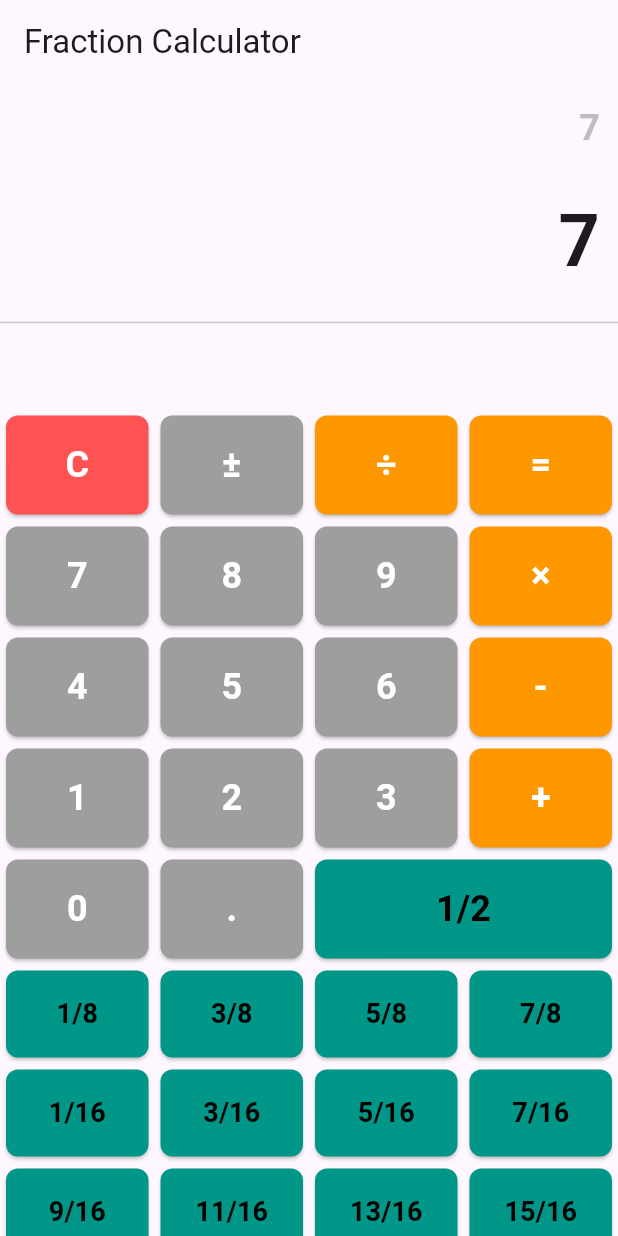
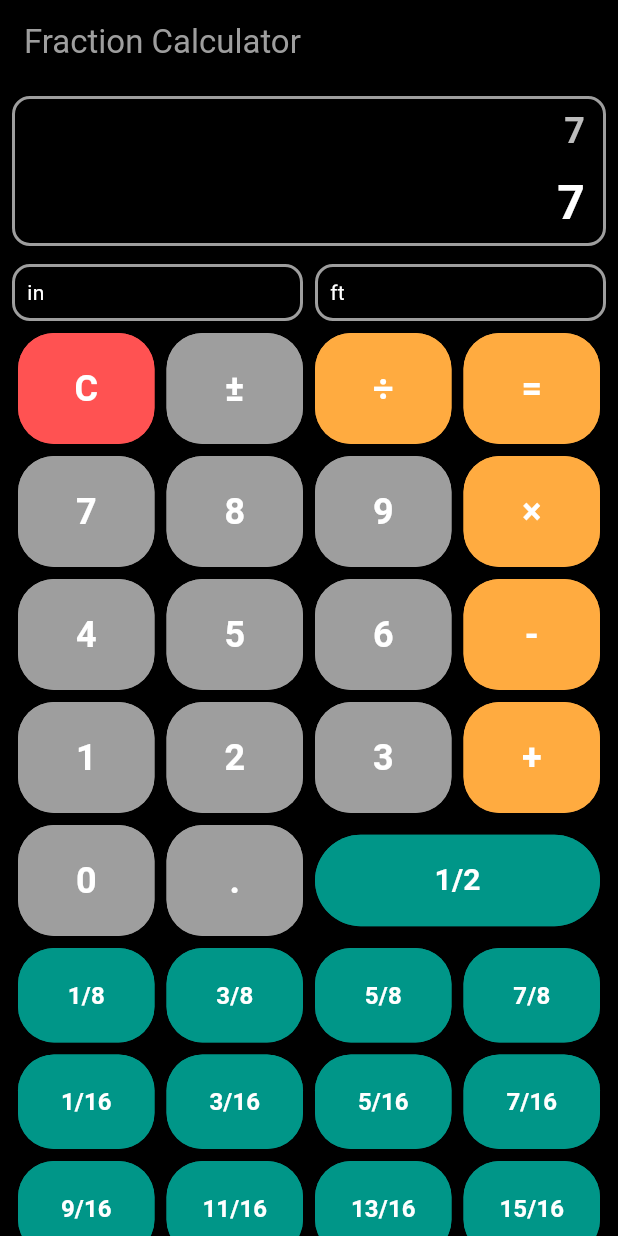
Before and after one commit to johnhcolani/Fraction-Calculator, a Flutter app: the screen it shows after launch, after a tap on an icon or button, on a phone screen of 412 x 824 dp. Run offline on Flutter 3.47's test engine with Material 3 defaults, Android fonts, the phone set to English and light mode, and no system bars; our stand-ins replace flutter_bloc; missing offline and left inert: fraction.

Commit message:
Changed UI

```diff
--- a/lib/fraction_calculator.dart
+++ b/lib/fraction_calculator.dart
@@ -2,31 +2,33 @@ import 'package:flutter/material.dart';
 import 'package:fraction/fraction.dart';
 
 class FractionCalculatorScreen extends StatefulWidget {
+  const FractionCalculatorScreen({super.key});
+
   @override
   _FractionCalculatorScreenState createState() => _FractionCalculatorScreenState();
 }
 
 class _FractionCalculatorScreenState extends State<FractionCalculatorScreen> {
-  String displayText = '0'; // Current input display
-  String expression = ''; // Full expression display
-  String inchResult = ''; // Result in inches
-  String feetInchResult = ''; // Result in feet and inches
-  String _operator = ''; // Current operator
+  // Existing variables
+  String displayText = '0';
+  String expression = '';
+  String inchResult = '';
+  String feetInchResult = '';
+  String _operator = '';
   Fraction? _result;
   Fraction _currentInput = Fraction(0);
 
   // Colors for different types of buttons
-  final Color operandColor = Colors.orange;
+  final Color operandColor = Colors.orangeAccent;
   final Color operandTextColor = Colors.white;
   final Color fractionColor = Colors.teal;
-  final Color fractionTextColor = Colors.black;
-  final Color defaultColor = Colors.grey[800]!;
+  final Color fractionTextColor = Colors.white;
+  final Color defaultColor = Colors.grey[850]!;
   final Color defaultTextColor = Colors.white;
 
   void onButtonPressed(String buttonText) {
     setState(() {
       if (buttonText == "C") {
-        // Clear all data
         displayText = '0';
         expression = '';
         inchResult = '';
@@ -35,49 +37,36 @@ class _FractionCalculatorScreenState extends State<FractionCalculatorScreen> {
         _currentInput = Fraction(0);
         _operator = '';
       } else if (buttonText == "±") {
-        // Negate the current input
         _currentInput = _currentInput * Fraction(-1);
         displayText = formatFractionAsMixed(_currentInput);
       } else if (buttonText == "÷" || buttonText == "×" || buttonText == "-" || buttonText == "+") {
-        // Process the previous operator and store the current operator
         if (_result == null) {
           _result = _currentInput;
         } else if (_operator.isNotEmpty) {
           _result = calculateResult(_result!, _currentInput, _operator);
         }
         _operator = buttonText;
-
-        // Update the expression to show current operation so far, only once
         expression = "${formatFractionAsMixed(_result!)} $buttonText";
-        _currentInput = Fraction(0); // Reset for next input
+        _currentInput = Fraction(0);
         displayText = '0';
       } else if (buttonText == "=") {
-        // Final calculation with the current operator and input
         if (_result != null && _operator.isNotEmpty) {
           _result = calculateResult(_result!, _currentInput, _operator);
           displayText = formatFractionAsMixed(_result!);
           inchResult = "${formatFractionAsMixed(_result!)} inches";
           feetInchResult = convertToFeetAndInches(_result!);
-
-          // Show the complete operation in expression, once
           expression = "$expression ${formatFractionAsMixed(_currentInput)} = ${formatFractionAsMixed(_result!)}";
         }
-        _operator = ''; // Reset operator after calculation
+        _operator = '';
       } else if (buttonText.contains("/")) {
-        // Handle fraction inputs (e.g., "1/16", "1/8")
         _currentInput = parseFraction(buttonText);
         displayText = buttonText;
-
-        // Only set expression if starting a new calculation or if operator is present
         if (_operator.isEmpty && expression.isEmpty) {
           expression = buttonText;
         }
       } else {
-        // Handle integer or decimal inputs
         displayText = displayText == '0' ? buttonText : displayText + buttonText;
         _currentInput = parseFraction(displayText);
-
-        // Only set expression initially or after an operator
         if (_operator.isEmpty && expression.isEmpty) {
           expression = buttonText;
         }
@@ -85,21 +74,15 @@ class _FractionCalculatorScreenState extends State<FractionCalculatorScreen> {
     });
   }
 
-
-
-
-
   Fraction parseFraction(String input) {
     try {
       if (input.contains("/")) {
-        // Parse as fraction (e.g., "1/16")
         return Fraction.fromString(input);
       } else {
-        // Parse as integer or decimal and convert to Fraction
         return Fraction.fromDouble(double.parse(input));
       }
     } catch (e) {
-      return Fraction(0); // Return 0 if parsing fails
+      return Fraction(0);
     }
   }
 
@@ -118,7 +101,6 @@ class _FractionCalculatorScreenState extends State<FractionCalculatorScreen> {
     }
   }
 
-  // Convert inches to feet and inches
   String convertToFeetAndInches(Fraction inches) {
     int totalInches = inches.toDouble().truncate();
     int feet = totalInches ~/ 12;
@@ -127,39 +109,39 @@ class _FractionCalculatorScreenState extends State<FractionCalculatorScreen> {
   }
 
   String formatFractionAsMixed(Fraction fraction) {
-    fraction = fraction.reduce(); // Simplify the fraction
-    int integerPart = fraction.toDouble().truncate(); // Integer part
-    Fraction fractionalPart = fraction - Fraction(integerPart, 1); // Fractional part
-
-    // Display only integer if no fractional part
+    fraction = fraction.reduce();
+    int integerPart = fraction.toDouble().truncate();
+    Fraction fractionalPart = fraction - Fraction(integerPart, 1);
     if (fractionalPart.numerator == 0) {
       return "$integerPart";
     }
-
-    // Display as "integerPart fractionalPart" (e.g., "1 3/8")
-    return integerPart == 0
-        ? fraction.toString() // Only fraction if no integer part
-        : "$integerPart ${fractionalPart.toString()}";
+    return integerPart == 0 ? fraction.toString() : "$integerPart ${fractionalPart.toString()}";
   }
 
-  // Updated button builder with text color customization
-  Widget buildButton(String text, {Color color = Colors.grey, Color textColor = Colors.white, double textSize = 24, int flex = 1}) {
+  Widget buildButton(String text, {Color color = Colors.grey, Color textColor = Colors.white, double textSize = 24, int flex = 1, bool isOval = false}) {
     return Expanded(
       flex: flex,
       child: Padding(
-        padding: const EdgeInsets.all(4.0), // Add padding around each button
+        padding: const EdgeInsets.all(4.0),
+        child: Container(
+          decoration: BoxDecoration(
+            color: color,
+            borderRadius: BorderRadius.circular(isOval ? 32 : 24), // Make oval button if specified
+          ),
           child: ElevatedButton(
             onPressed: () => onButtonPressed(text),
             style: ElevatedButton.styleFrom(
               backgroundColor: color,
-            padding: EdgeInsets.all(16),
+              padding: isOval ? EdgeInsets.symmetric(horizontal: 40, vertical: 16) : EdgeInsets.all(20), // Larger horizontal padding for oval
               shape: RoundedRectangleBorder(
-              borderRadius: BorderRadius.circular(8),
+                borderRadius: BorderRadius.circular(isOval ? 32 : 24),
               ),
+              elevation: 2,
             ),
             child: Text(
               text,
               style: TextStyle(fontSize: textSize, fontWeight: FontWeight.bold, color: textColor),
+            ),
           ),
         ),
       ),
@@ -169,7 +151,12 @@ class _FractionCalculatorScreenState extends State<FractionCalculatorScreen> {
   Widget buildFractionRow(List<String> fractions) {
     return Row(
       children: fractions
-          .map((fraction) => buildButton(fraction, color: fractionColor, textColor: fractionTextColor, textSize: 18))
+          .map((fraction) => buildButton(
+        fraction,
+        color: fractionColor,
+        textColor: fractionTextColor,
+        textSize: 16, // Smaller font for fraction buttons
+      ))
           .toList(),
     );
   }
@@ -177,48 +164,99 @@ class _FractionCalculatorScreenState extends State<FractionCalculatorScreen> {
   @override
   Widget build(BuildContext context) {
     return Scaffold(
+      backgroundColor: Colors.black,
       appBar: AppBar(
-        title: Text('Fraction Calculator'),
+        backgroundColor: Colors.black,
+        title: const Text('Fraction Calculator', style: TextStyle(color: Colors.grey)),
       ),
       body: Column(
         children: [
-          // Expression display area
+          Padding(
+            padding: const EdgeInsets.all(8.0),
+            child: Container(
+                  decoration: BoxDecoration(
+                  color: Colors.black, // Background color of the container
+                    border: Border.all(color: Colors.grey, width: 2), // White border with thickness of 2
+                    borderRadius: BorderRadius.circular(12), ),// Optional: rounded corners for a softer look
+              child: Column(
+                children: [
                   Container(
                     alignment: Alignment.centerRight,
-            padding: EdgeInsets.symmetric(horizontal: 12, vertical: 12),
+                    padding: const EdgeInsets.symmetric(horizontal: 12, vertical: 4),
                     child: Text(
                       expression,
                       style: TextStyle(fontSize: 24, fontWeight: FontWeight.bold, color: Colors.grey[400]),
                     ),
                   ),
-          // Display current input or result
                   Container(
                     alignment: Alignment.centerRight,
-            padding: EdgeInsets.symmetric(horizontal: 12, vertical: 12),
+                    padding: const EdgeInsets.symmetric(horizontal: 12, vertical: 4),
                     child: Text(
                       displayText,
-              style: TextStyle(fontSize: 48, fontWeight: FontWeight.bold),
+                      style: const TextStyle(fontSize: 32, fontWeight: FontWeight.bold, color: Colors.white),
                     ),
-          ),
-          Divider(),
-          // Row to display inch and feet-inch results
-          Padding(
-            padding: const EdgeInsets.symmetric(vertical: 8.0, horizontal: 16.0),
-            child: Row(
-              mainAxisAlignment: MainAxisAlignment.spaceBetween,
-              children: [
-                Text(
-                  inchResult,
-                  style: TextStyle(fontSize: 24, fontWeight: FontWeight.bold, color: Colors.blueAccent),
-                ),
-                Text(
-                  feetInchResult,
-                  style: TextStyle(fontSize: 24, fontWeight: FontWeight.bold, color: Colors.greenAccent),
                   ),
                 ],
               ),
             ),
+          ),
+         // Divider(),
+          Padding(
+            padding: const EdgeInsets.symmetric(vertical: 4.0, horizontal: 8.0),
+            child: Row(
+              mainAxisAlignment: MainAxisAlignment.spaceBetween,
+              children: [
                 Expanded(
+                  child: Container(
+                    decoration: BoxDecoration(
+                      color: Colors.black, // Background color of the container
+                      border: Border.all(color: Colors.grey, width: 2), // White border with thickness of 2
+                      borderRadius: BorderRadius.circular(12), // Optional: rounded corners for a softer look
+                    ),
+                    child: Padding(
+                      padding: const EdgeInsets.symmetric(horizontal: 8.0),
+                      child: Row(
+                        mainAxisAlignment: MainAxisAlignment.spaceBetween,
+                        children: [
+                          const Text('in',style: TextStyle(color: Colors.white),),
+                          Text(
+                            inchResult,
+                            style: TextStyle(fontSize: 24, fontWeight: FontWeight.bold, color: Colors.grey),
+                          ),
+                        ],
+                      ),
+                    ),
+                  ),
+                ),
+                const SizedBox(width: 8,),
+                Expanded(
+                  child: Container(
+                    decoration: BoxDecoration(
+                      color: Colors.black, // Background color of the container
+                      border: Border.all(color: Colors.grey, width: 2), // White border with thickness of 2
+                      borderRadius: BorderRadius.circular(12), // Optional: rounded corners for a softer look
+                    ),
+                    child: Padding(
+                      padding: const EdgeInsets.symmetric(horizontal: 8.0),
+                      child: Row(
+                        mainAxisAlignment: MainAxisAlignment.spaceBetween,
+                        children: [
+                          const Text('ft',style: TextStyle(color: Colors.white),),
+                          Text(
+                            feetInchResult,
+                            style: const TextStyle(fontSize: 24, fontWeight: FontWeight.bold, color: Colors.white),
+                          ),
+                        ],
+                      ),
+                    ),
+                  ),
+                ),
+              ],
+            ),
+          ),
+          Padding(
+            padding: const EdgeInsets.symmetric(horizontal: 8.0),
+            child: Expanded(
               child: Column(
                 children: [
                   Row(
@@ -257,14 +295,14 @@ class _FractionCalculatorScreenState extends State<FractionCalculatorScreen> {
                     children: [
                       buildButton("0"),
                       buildButton(".", textSize: 24),
-                    buildButton("1/2", color: fractionColor, textColor: fractionTextColor, textSize: 24, flex: 2),
+                      buildButton("1/2", color: fractionColor, textColor: fractionTextColor, textSize: 20, flex: 2, isOval: true),
                     ],
                   ),
-                // Fraction buttons with fractionColor and fractionTextColor
                   buildFractionRow(["1/8", "3/8", "5/8", "7/8"]),
                   buildFractionRow(["1/16", "3/16", "5/16", "7/16"]),
                   buildFractionRow(["9/16", "11/16", "13/16", "15/16"]),
                 ],
+              ),
             ),
           ),
         ],
```
Lines whose indentation alone changed are shown as unchanged.
